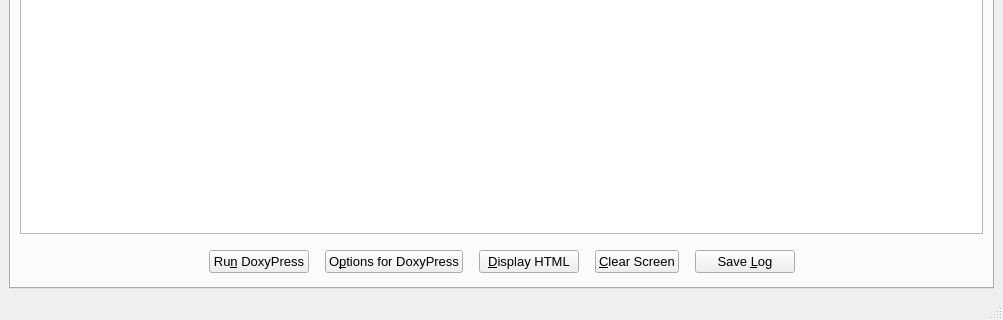
Old version of the form forms/mainwindow.ui in the repository copperspice/doxypressapp; both pictures show x 0 to 1003 and y 489 to 809 of the 1003 by 809 pixel window.
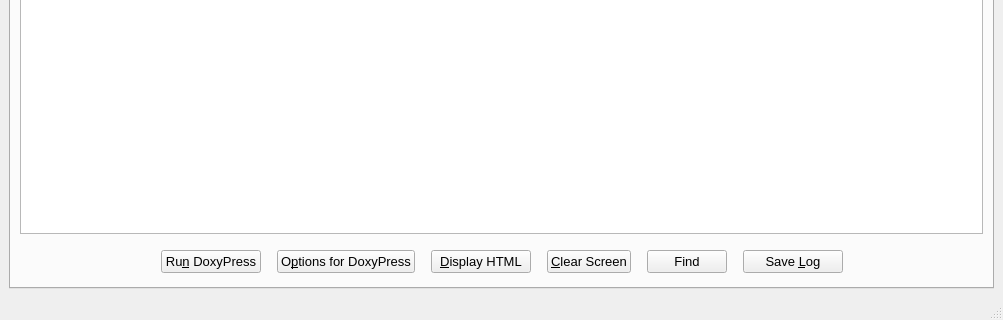
New version of the form. The open tabs and pages were chosen to show the change. Icons and pictures are not drawn.

Commit message: Add find search to process window

What changed in the file:
```diff
--- a/forms/mainwindow.ui
+++ b/forms/mainwindow.ui
@@ -10323,7 +10323,35 @@
            </widget>
           </item>
           <item>
-           <spacer name="horizontalSpacer_4">
+           <spacer name="horizontalSpacer_5">
+            <property name="orientation">
+             <enum>Qt::Horizontal</enum>
+            </property>
+            <property name="sizeType">
+             <enum>QSizePolicy::Fixed</enum>
+            </property>
+            <property name="sizeHint" stdset="0">
+             <size>
+              <width>10</width>
+              <height>20</height>
+             </size>
+            </property>
+           </spacer>
+          </item>
+          <item>
+           <widget class="QPushButton" name="find_PB">
+            <property name="font">
+             <font>
+              <pointsize>10</pointsize>
+             </font>
+            </property>
+            <property name="text">
+             <string>Find</string>
+            </property>
+           </widget>
+          </item>
+          <item>
+           <spacer name="horizontalSpacer_6">
             <property name="orientation">
              <enum>Qt::Horizontal</enum>
             </property>
@@ -10357,7 +10385,7 @@
            </widget>
           </item>
           <item>
-           <spacer name="horizontalSpacer_6">
+           <spacer name="horizontalSpacer_7">
             <property name="orientation">
              <enum>Qt::Horizontal</enum>
             </property>
```
Left out of the diff: 8 changed lines with no effect on the pictures. The commit also changes 10 other files.
